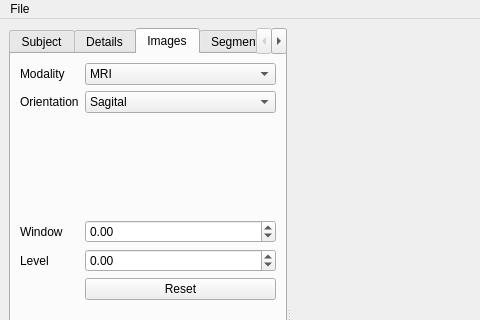
Old version of the form braviz/interaction/qt_guis/subject_overview.ui in the repository diego0020/braviz-app; both pictures show x 0 to 480 and y 0 to 320 of the 855 by 627 pixel window.
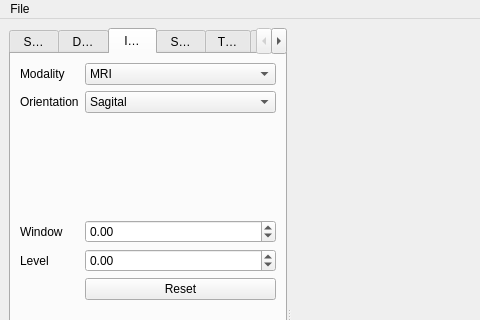
New version of the form. The open tabs and pages were chosen to show the change. Icons and pictures are not drawn.

What changed in the file:
```diff
--- a/braviz/interaction/qt_guis/subject_overview.ui
+++ b/braviz/interaction/qt_guis/subject_overview.ui
@@ -63,8 +63,14 @@
             <height>0</height>
            </size>
           </property>
+          <property name="tabShape">
+           <enum>QTabWidget::Rounded</enum>
+          </property>
           <property name="currentIndex">
-           <number>5</number>
+           <number>2</number>
+          </property>
+          <property name="elideMode">
+           <enum>Qt::ElideRight</enum>
           </property>
           <widget class="QWidget" name="subjects_tab">
            <attribute name="title">
```
